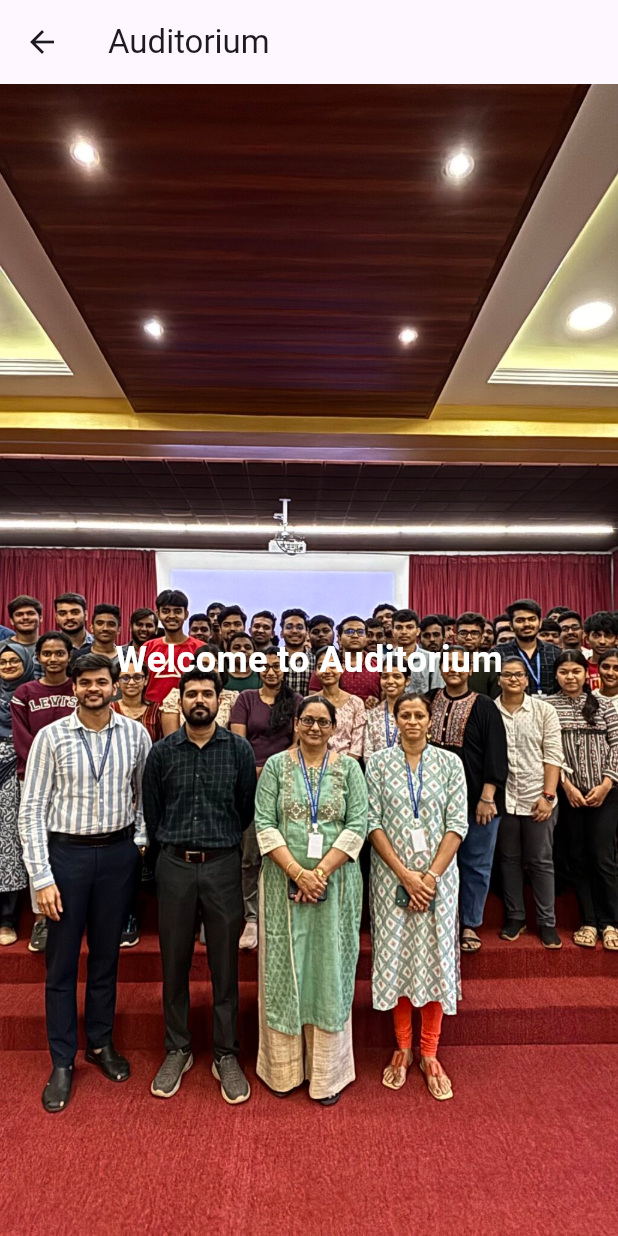
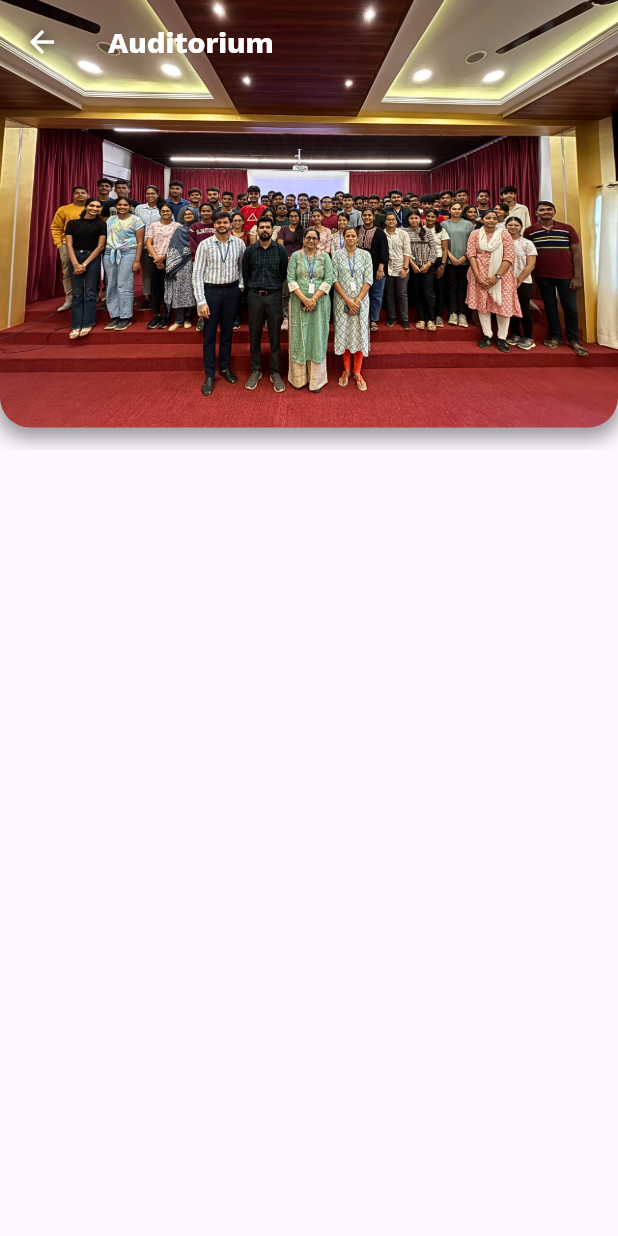
Before and after one commit to TeamEquinox-05/testapp05, a Flutter app: the screen it shows after launch, after a tap on "Auditorium", on a phone screen of 412 x 824 dp. Run offline on Flutter 3.47's test engine with Material 3 defaults, Android fonts, the phone set to English and light mode, and no system bars.

Commit message:
added image in placedetailspage

```diff
--- a/lib/pages/placedetailpage.dart
+++ b/lib/pages/placedetailpage.dart
@@ -14,31 +14,51 @@ class _PlaceDetailPageState extends State<PlaceDetailPage> {
   @override
   Widget build(BuildContext context) {
     return Scaffold(
-      appBar: AppBar(
-        title: Text(widget.placeName),
-        backgroundColor: Colors.transparent,  // Make AppBar transparent
-        elevation: 0,  // Remove the shadow
-        actions: [], // Optionally, remove actions or add custom ones
-      ),
-      body: Stack(
-        fit: StackFit.expand,  // Make the Stack cover the full screen
-        children: [
-          Image.asset(
-            'assets/images/${widget.placeName}.jpg',  // Add your image here
-            fit: BoxFit.cover,  // Cover the screen with the image
-          ),
-          Center(
-            child: Text(
-              'Welcome to ${widget.placeName}',
-              style: TextStyle(
-                fontSize: 24,
-                fontWeight: FontWeight.bold,
-                color: Colors.white,  // Ensure the text is visible on top of the image
+
+      body: CustomScrollView(
+        slivers: [
+          SliverAppBar(
+         title: Text(widget.placeName,style: TextStyle(color: Colors.white,fontSize: 20,fontWeight: FontWeight.bold,fontFamily: 'WorkSans'),),
+            backgroundColor: Colors.transparent,  // Make AppBar transparent
+            elevation: 0,  // Remove the shadow
+            pinned: true,  // Pin the AppBar to the top
+            expandedHeight: 300,  // Set the height of the expanded AppBar
+              // Remove the shadow
+        iconTheme: IconThemeData(color: Colors.white,shadows: [BoxShadow(color: Colors.black, blurRadius: 10)]),
+         // Optionally, remove actions or add custom ones
+            flexibleSpace: FlexibleSpaceBar(
+              background: Container(
+                margin: EdgeInsets.only(bottom: 15), // Space for shadow visibility
+                decoration: BoxDecoration(
+                  borderRadius: BorderRadius.only(
+                    bottomLeft: Radius.circular(20),
+                    bottomRight: Radius.circular(20),
+                  ),
+                  boxShadow: [
+                    BoxShadow(
+                      color: Colors.black.withOpacity(0.4), // Shadow color
+                      blurRadius: 10, // Softness of shadow
+                      spreadRadius: 2, // How much shadow spreads
+                      offset: Offset(0, 5), // Shadow position
+                    ),
+                  ],
+                ),
+                child: ClipRRect(
+                  borderRadius: BorderRadius.only(
+                    bottomLeft: Radius.circular(20),
+                    bottomRight: Radius.circular(20),
+                  ),
+
+                child: Image.asset(
+                  'assets/images/Auditorium.jpg', // Replace with your image path
+                  fit: BoxFit.cover,
+                ),
+                ),
               ),
             ),
           ),
         ],
-      ),
+      )
     );
   }
 }
```
